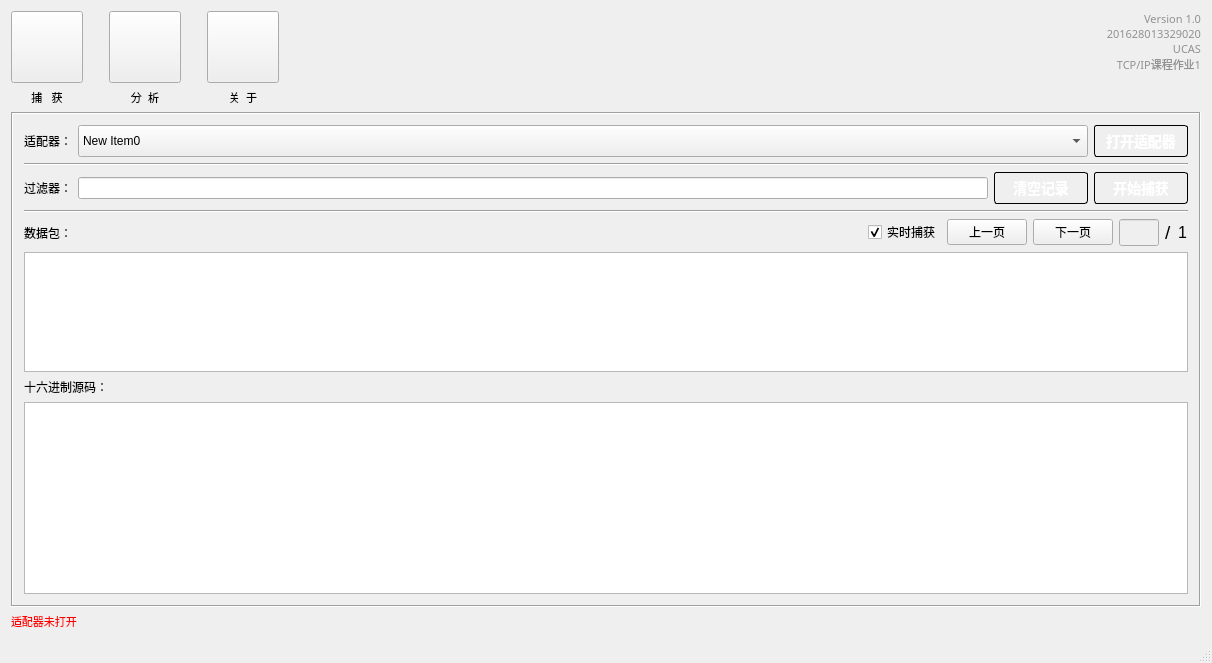
Old version of the form mainwindow.ui in the repository ekkohao/HaoWireShark.
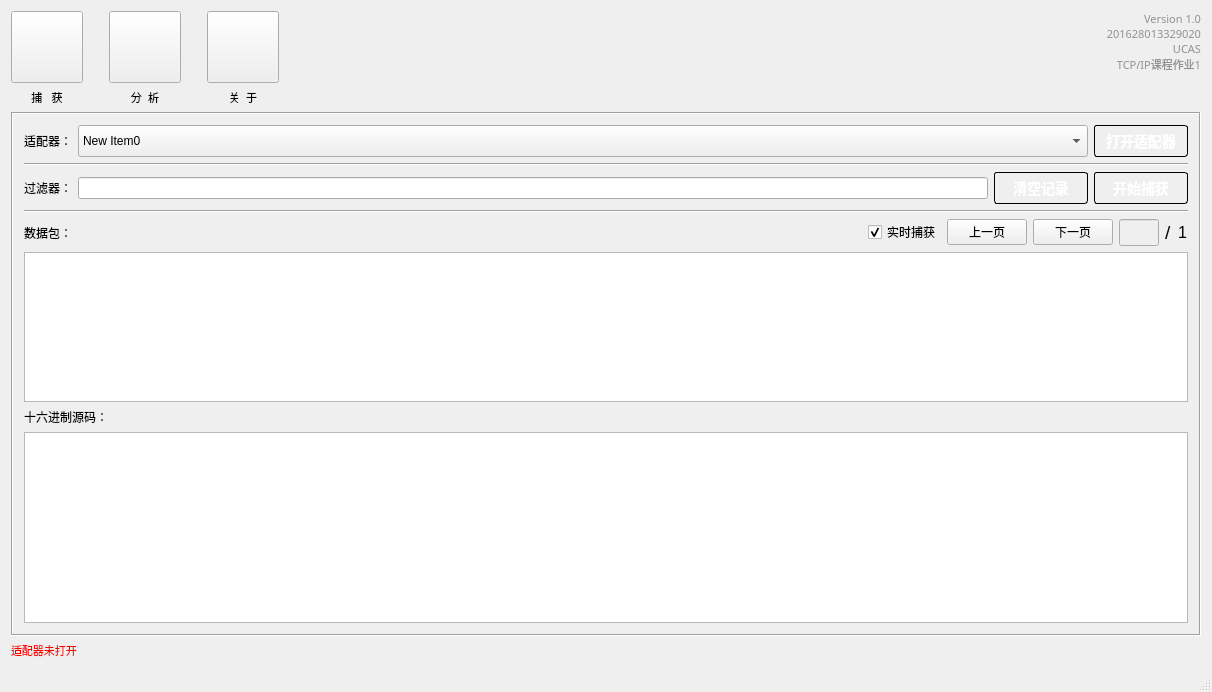
New version of the form. Icons and pictures are not drawn.

```diff
--- a/mainwindow.ui
+++ b/mainwindow.ui
@@ -7,7 +7,7 @@
     <x>0</x>
     <y>0</y>
     <width>1212</width>
-    <height>663</height>
+    <height>692</height>
    </rect>
   </property>
   <property name="windowTitle">
@@ -235,7 +235,7 @@
        <number>0</number>
       </property>
       <widget class="QWidget" name="page">
-       <layout class="QVBoxLayout" name="verticalLayout_3">
+       <layout class="QVBoxLayout" name="verticalLayout_3" stretch="0,0,0,0,0,10,0,0">
         <item>
          <layout class="QHBoxLayout" name="horizontalLayout_3">
           <item>
@@ -1235,6 +1235,12 @@
         </item>
         <item>
          <widget class="QTableWidget" name="tableWidgetBags">
+          <property name="minimumSize">
+           <size>
+            <width>0</width>
+            <height>150</height>
+           </size>
+          </property>
           <property name="autoFillBackground">
            <bool>false</bool>
           </property>
```
